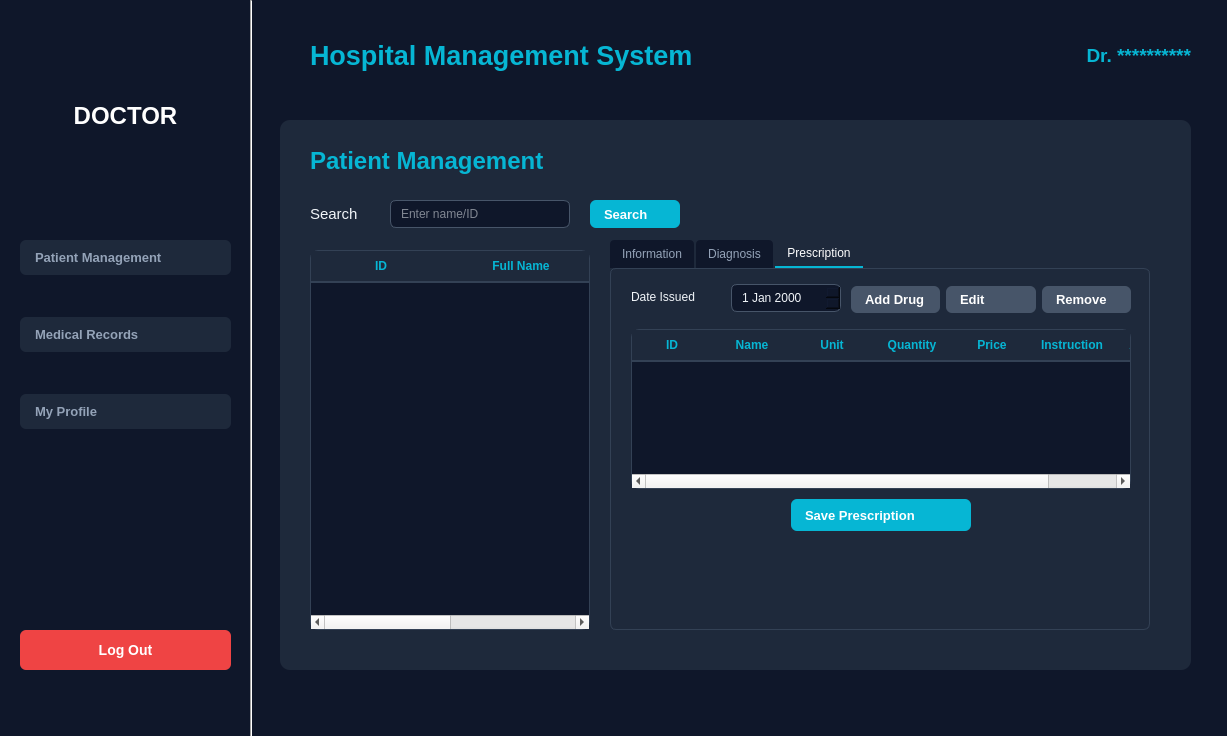
pvz2nghiaaa/HospitalManagement, file DoctorWindow.ui: the form before one commit.
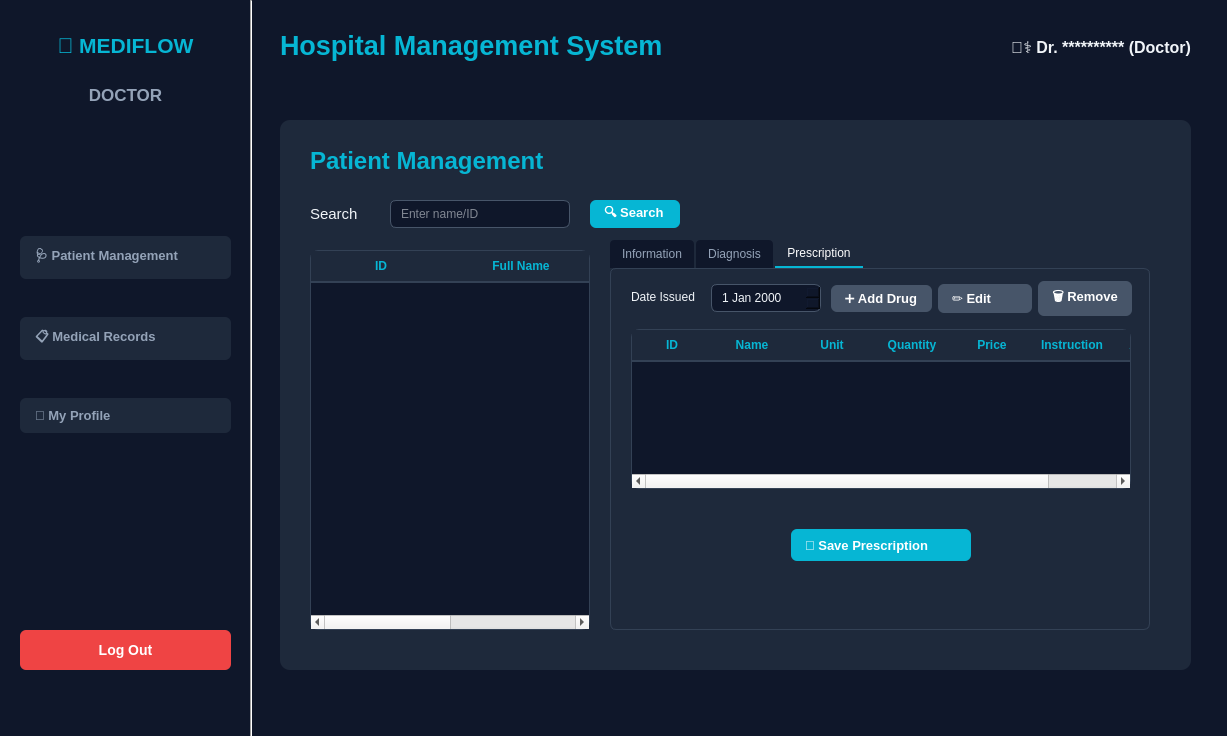
The form after the commit. The open tabs and pages were chosen to show the change.

Commit message: add some icons to the UI (login UI not yet)

```diff
--- a/DoctorWindow.ui
+++ b/DoctorWindow.ui
@@ -44,13 +44,38 @@
 	font-weight: bold;
 }</string>
    </property>
+   <widget class="QLabel" name="lblBrand">
+    <property name="geometry">
+     <rect>
+      <x>20</x>
+      <y>25</y>
+      <width>211</width>
+      <height>40</height>
+     </rect>
+    </property>
+    <property name="font">
+     <font>
+      <pointsize>16</pointsize>
+      <bold>true</bold>
+     </font>
+    </property>
+    <property name="styleSheet">
+     <string notr="true">color: rgb(6, 182, 212);</string>
+    </property>
+    <property name="text">
+     <string>🏥 MEDIFLOW</string>
+    </property>
+    <property name="alignment">
+     <set>Qt::AlignmentFlag::AlignCenter</set>
+    </property>
+   </widget>
    <widget class="QLabel" name="lblTitle">
     <property name="geometry">
      <rect>
-      <x>310</x>
-      <y>30</y>
+      <x>280</x>
+      <y>25</y>
       <width>471</width>
-      <height>51</height>
+      <height>40</height>
      </rect>
     </property>
     <property name="font">
@@ -97,19 +122,19 @@
     <property name="geometry">
      <rect>
       <x>20</x>
-      <y>90</y>
+      <y>75</y>
       <width>211</width>
-      <height>51</height>
+      <height>40</height>
      </rect>
     </property>
     <property name="font">
      <font>
-      <pointsize>18</pointsize>
+      <pointsize>13</pointsize>
       <bold>true</bold>
      </font>
     </property>
     <property name="styleSheet">
-     <string notr="true">color: rgb(255, 255, 255);</string>
+     <string notr="true">color: rgb(148, 163, 184);</string>
     </property>
     <property name="text">
      <string>DOCTOR</string>
@@ -121,23 +146,23 @@
    <widget class="QLabel" name="lblAdmin">
     <property name="geometry">
      <rect>
-      <x>980</x>
-      <y>40</y>
-      <width>211</width>
-      <height>30</height>
+      <x>750</x>
+      <y>30</y>
+      <width>441</width>
+      <height>35</height>
      </rect>
     </property>
     <property name="font">
      <font>
-      <pointsize>14</pointsize>
+      <pointsize>12</pointsize>
       <bold>true</bold>
      </font>
     </property>
     <property name="styleSheet">
-     <string notr="true">color: rgb(6, 182, 212);</string>
+     <string notr="true">color: rgb(241, 245, 249);</string>
     </property>
     <property name="text">
-     <string>Dr. **********</string>
+     <string>👨‍⚕️ Dr. ********** (Doctor)</string>
     </property>
     <property name="alignment">
      <set>Qt::AlignmentFlag::AlignRight|Qt::AlignmentFlag::AlignTrailing|Qt::AlignmentFlag::AlignVCenter</set>
@@ -159,21 +184,21 @@
      <item>
       <widget class="QPushButton" name="btnDashboard">
        <property name="text">
-        <string>Patient Management</string>
+        <string>🩺 Patient Management</string>
        </property>
       </widget>
      </item>
      <item>
       <widget class="QPushButton" name="btnPatients">
        <property name="text">
-        <string>Medical Records</string>
+        <string>📋 Medical Records</string>
        </property>
       </widget>
      </item>
      <item>
       <widget class="QPushButton" name="btnDoctors">
        <property name="text">
-        <string>My Profile</string>
+        <string>👤 My Profile</string>
        </property>
       </widget>
      </item>
@@ -366,7 +391,7 @@
         </rect>
        </property>
        <property name="text">
-        <string>Search</string>
+        <string>🔍 Search</string>
        </property>
       </widget>
       <widget class="QTableWidget" name="tblPatient">
@@ -764,7 +789,7 @@
         <widget class="QDateEdit" name="dateIssued">
          <property name="geometry">
           <rect>
-           <x>120</x>
+           <x>100</x>
            <y>15</y>
            <width>110</width>
            <height>28</height>
@@ -823,43 +848,46 @@
          <property name="geometry">
           <rect>
            <x>180</x>
-           <y>230</y>
+           <y>260</y>
            <width>180</width>
            <height>32</height>
           </rect>
          </property>
          <property name="text">
-          <string>Save Prescription</string>
+          <string>💾 Save Prescription</string>
          </property>
         </widget>
         <widget class="QWidget" name="layoutWidget_3">
          <property name="geometry">
           <rect>
-           <x>240</x>
-           <y>15</y>
-           <width>280</width>
-           <height>31</height>
+           <x>220</x>
+           <y>10</y>
+           <width>301</width>
+           <height>39</height>
           </rect>
          </property>
          <layout class="QHBoxLayout" name="horizontalLayout">
+          <property name="topMargin">
+           <number>0</number>
+          </property>
           <item>
            <widget class="QPushButton" name="pushButton">
             <property name="text">
-             <string>Add Drug</string>
+             <string>➕ Add Drug</string>
             </property>
            </widget>
           </item>
           <item>
            <widget class="QPushButton" name="pushButton_2">
             <property name="text">
-             <string>Edit</string>
+             <string>✏️ Edit</string>
             </property>
            </widget>
           </item>
           <item>
            <widget class="QPushButton" name="pushButton_3">
             <property name="text">
-             <string>Remove</string>
+             <string>🗑️ Remove</string>
             </property>
            </widget>
           </item>
```
Left out of the diff: 60 changed lines with no effect on the pictures. The commit also changes 6 other files.
